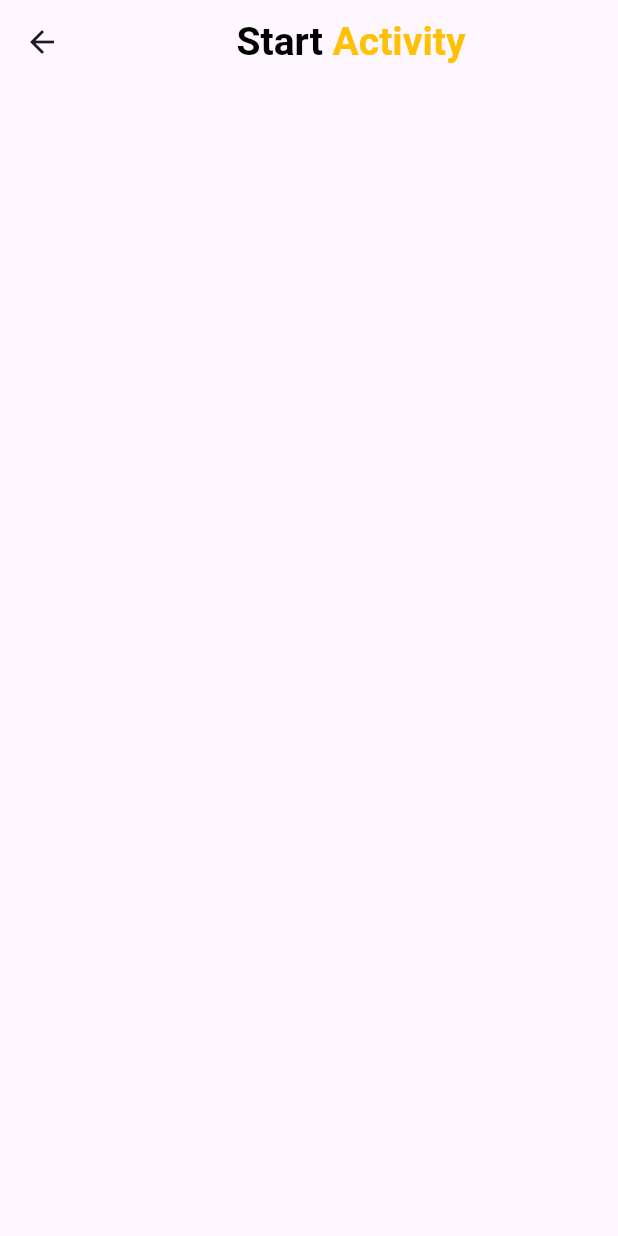
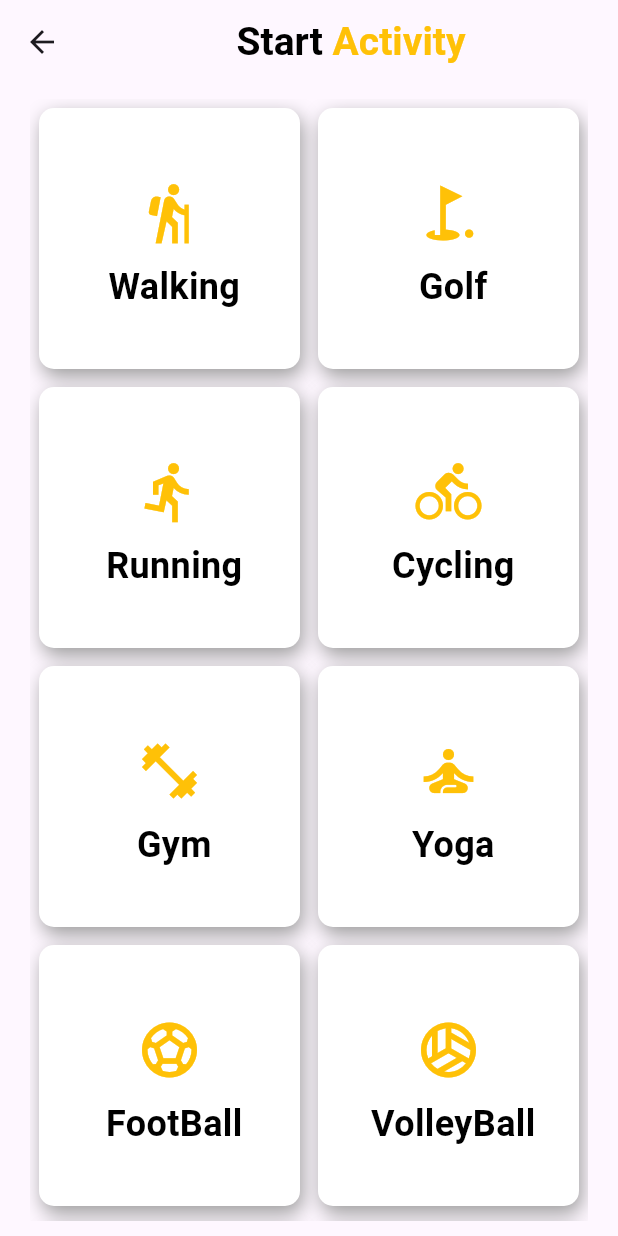
Before and after one commit to Diaamahfouz/Training-App, a Flutter app: the ActivityScreen screen opened by its route, on a phone screen of 412 x 824 dp. Run offline on Flutter 3.47's test engine with Material 3 defaults, Android fonts, the phone set to English and light mode, and no system bars.

Commit message:
finish category screen

```diff
--- /dev/null
+++ b/lib/models/category_model.dart
@@ -0,0 +1,8 @@
+import 'package:flutter/material.dart';
+
+class CategoryModel {
+  final String word;
+  final IconData iconName;
+
+  CategoryModel({required this.word, required this.iconName});
+}
--- a/lib/screens/activity_screen.dart
+++ b/lib/screens/activity_screen.dart
@@ -1,9 +1,23 @@
 import 'package:flutter/material.dart';
 import 'package:training/constants/constants.dart';
+import 'package:training/models/category_model.dart';
+import 'package:training/widgets/custom_category.dart';
 
 class ActivityScreen extends StatelessWidget {
   static const String routeName = '/activity';
-
+  List<CategoryModel> categories = [
+    CategoryModel(word: 'Walking', iconName: Icons.hiking),
+    CategoryModel(word: 'Golf', iconName: Icons.golf_course),
+    CategoryModel(word: 'Running', iconName: Icons.directions_run),
+    CategoryModel(word: 'Cycling', iconName: Icons.directions_bike),
+    CategoryModel(word: 'Gym', iconName: Icons.fitness_center),
+    CategoryModel(word: 'Yoga', iconName: Icons.self_improvement),
+    CategoryModel(word: 'FootBall', iconName: Icons.sports_soccer),
+    CategoryModel(
+        word: 'VolleyBall', iconName: Icons.sports_volleyball_outlined),
+    CategoryModel(word: 'Tennis', iconName: Icons.sports_tennis_outlined),
+    CategoryModel(word: 'Equestrianism', iconName: Icons.bedroom_baby_outlined),
+  ];
   @override
   Widget build(BuildContext context) {
     return Scaffold(
@@ -30,6 +44,24 @@ class ActivityScreen extends StatelessWidget {
           ],
         ),
       ),
+      body: Padding(
+        padding: const EdgeInsets.symmetric(
+          vertical: 10.0,
+          horizontal: 20,
+        ),
+        child: GridView.builder(
+          gridDelegate: const SliverGridDelegateWithFixedCrossAxisCount(
+            crossAxisCount: 2,
+          ),
+          itemCount: categories.length,
+          itemBuilder: (BuildContext context, int index) {
+            return CustomCategory(
+              word: categories[index].word,
+              iconname: categories[index].iconName,
+            );
+          },
+        ),
+      ),
     );
   }
 }
--- /dev/null
+++ b/lib/widgets/custom_category.dart
@@ -0,0 +1,52 @@
+import 'package:flutter/material.dart';
+import 'package:training/constants/constants.dart';
+
+class CustomCategory extends StatelessWidget {
+  const CustomCategory({super.key, required this.word, required this.iconname});
+  final String word;
+  final IconData iconname;
+
+  @override
+  Widget build(BuildContext context) {
+    return Padding(
+      padding: const EdgeInsets.all(6.0),
+      child: Container(
+        width: 160,
+        decoration: BoxDecoration(
+          boxShadow: [
+            BoxShadow(
+              color: Colors.grey,
+              blurRadius: 10,
+              offset: Offset(2, 5),
+            ),
+          ],
+          color: Colors.white,
+          borderRadius: BorderRadius.circular(10),
+        ),
+        child: Center(
+          child: Column(
+            mainAxisAlignment: MainAxisAlignment.center,
+            children: [
+              Padding(
+                padding: const EdgeInsets.all(10.0),
+                child: Icon(
+                  iconname,
+                  color: kPrimaryColor,
+                  size: 44,
+                ),
+              ),
+              Text(
+                ' $word',
+                style: const TextStyle(
+                  color: kSecondaryColor,
+                  fontSize: 24,
+                  fontWeight: FontWeight.bold,
+                ),
+              ),
+            ],
+          ),
+        ),
+      ),
+    );
+  }
+}
```
